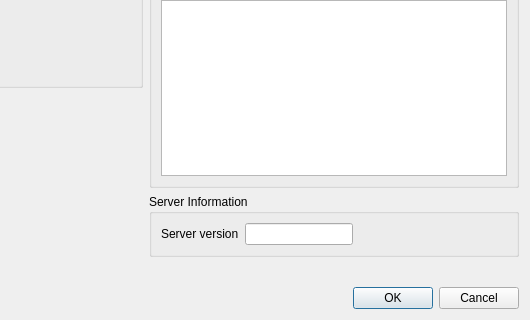
Before: the Qt Designer form Client/qtTeamTalk/serverproperties.ui in BearWare/TeamTalk5, drawn with Qt 5; both pictures show x 221 to 751 and y 354 to 674 of the 751 by 674 pixel window.
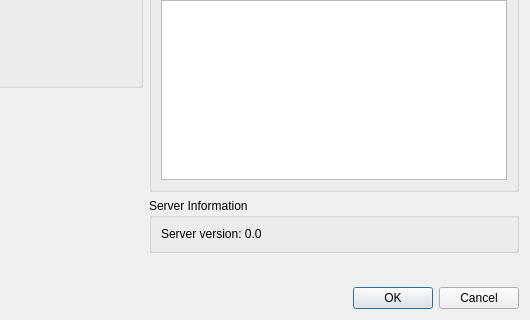
After: the same form once the commit is applied. Custom widgets are drawn as their Qt base class.

Commit message:
Change server version to QLabel in "Server Properties" dialog (#2368)
* Change server version to QLabel in "Server Properties" dialog

* Put default text in blank 'Server version' label

---------

```diff
--- a/Client/qtTeamTalk/serverproperties.ui
+++ b/Client/qtTeamTalk/serverproperties.ui
@@ -495,23 +495,7 @@
         <item row="0" column="0">
          <widget class="QLabel" name="label_8">
           <property name="text">
-           <string>Server version</string>
-          </property>
-          <property name="buddy">
-           <cstring>serverversionEdit</cstring>
-          </property>
-         </widget>
-        </item>
-        <item row="0" column="1">
-         <widget class="QLineEdit" name="serverversionEdit">
-          <property name="sizePolicy">
-           <sizepolicy hsizetype="Fixed" vsizetype="Fixed">
-            <horstretch>0</horstretch>
-            <verstretch>0</verstretch>
-           </sizepolicy>
-          </property>
-          <property name="readOnly">
-           <bool>true</bool>
+           <string>Server version: 0.0</string>
           </property>
          </widget>
         </item>
```
Left out of the diff: 17 changed lines with no effect on the pictures. The commit also changes 1 other file.
